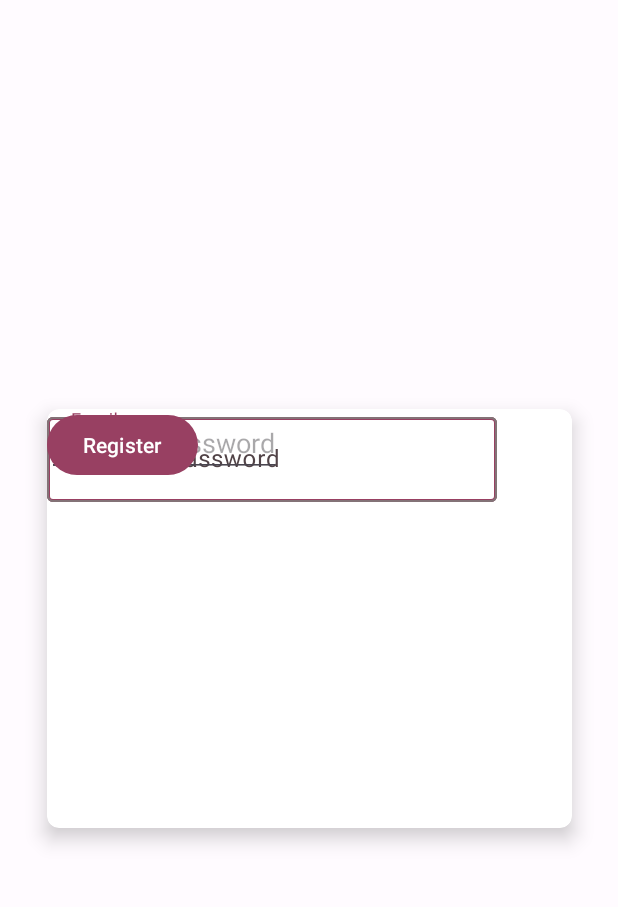
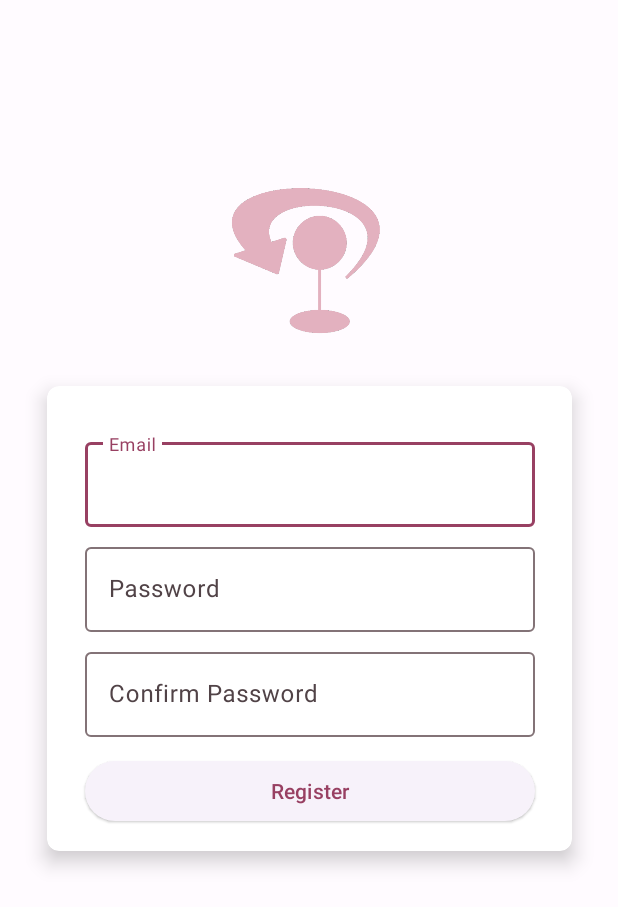
Before and after one commit to CS5520FeinbergFall2023/group-project-group-4, an Android app: the RegisterActivity screen opened directly, with no data from a screen before it, on a phone screen of 412 x 824 dp. Shown: the top 907 px of the screen. Run offline under Robolectric (Android 15) with nearby library versions, the phone set to English and light mode, and no system bars; our stand-ins replace Firebase (no records; nobody signed in at launch, a user with empty details on screens opened directly).

Commit message:
Created updated register page

```diff
--- a/app/src/main/java/edu/northeastern/groupproject_outandabout/ui/login/RegisterActivity.java
+++ b/app/src/main/java/edu/northeastern/groupproject_outandabout/ui/login/RegisterActivity.java
@@ -26,9 +26,10 @@ public class RegisterActivity extends AppCompatActivity {
         // Initialize Firebase Auth
         mAuth = FirebaseAuth.getInstance();
 
-        final EditText editTextEmail = findViewById(R.id.editTextEmail);
-        final EditText editTextPassword = findViewById(R.id.editTextPassword);
-        final EditText editTextConfirmPassword = findViewById(R.id.editTextConfirmPassword);
+        // Updated to TextInputEditText for material 3 design
+        final TextInputEditText editTextEmail = findViewById(R.id.editTextEmail);
+        final TextInputEditText editTextPassword = findViewById(R.id.editTextPassword);
+        final TextInputEditText editTextConfirmPassword = findViewById(R.id.editTextConfirmPassword);
         Button buttonRegister = findViewById(R.id.buttonRegister);
 
         buttonRegister.setOnClickListener(v -> {
--- a/app/src/main/res/layout/activity_main.xml
+++ b/app/src/main/res/layout/activity_main.xml
@@ -20,10 +20,11 @@
         android:id="@+id/btnNewPlan"
         android:layout_width="wrap_content"
         android:layout_height="wrap_content"
+        android:layout_marginTop="284dp"
         android:text="Start New Plan"
-        app:layout_constraintTop_toBottomOf="@+id/welcomeMessage"
         app:layout_constraintEnd_toEndOf="parent"
-        app:layout_constraintStart_toStartOf="parent" />
+        app:layout_constraintStart_toStartOf="parent"
+        app:layout_constraintTop_toBottomOf="@+id/welcomeMessage" />
 
     <Button
         android:id="@+id/apiTestButton"
--- a/app/src/main/res/layout/activity_register.xml
+++ b/app/src/main/res/layout/activity_register.xml
@@ -18,12 +18,19 @@
 
         <androidx.constraintlayout.widget.ConstraintLayout
             android:layout_width="match_parent"
-            android:layout_height="279dp">
+            android:layout_height="wrap_content">
 
             <com.google.android.material.textfield.TextInputLayout
                 android:id="@+id/editTextEmailLayout"
                 android:layout_width="300dp"
-                android:layout_height="wrap_content">
+                android:layout_height="wrap_content"
+                android:layout_marginTop="32dp"
+                android:layout_marginBottom="8dp"
+                app:layout_constraintBottom_toTopOf="@+id/editTextPasswordLayout"
+                app:layout_constraintEnd_toEndOf="parent"
+                app:layout_constraintStart_toStartOf="parent"
+                app:layout_constraintTop_toTopOf="parent">
+
                 <com.google.android.material.textfield.TextInputEditText
                     android:id="@+id/editTextEmail"
                     android:layout_width="match_parent"
@@ -37,63 +44,69 @@
             <com.google.android.material.textfield.TextInputLayout
                 android:id="@+id/editTextPasswordLayout"
                 android:layout_width="300dp"
-            android:layout_height="wrap_content">
+                android:layout_height="wrap_content"
+                android:layout_marginBottom="8dp"
+                app:layout_constraintBottom_toTopOf="@+id/editTextConfirmPasswordLayout"
+                app:layout_constraintEnd_toEndOf="parent"
+                app:layout_constraintStart_toStartOf="parent"
+                app:layout_constraintTop_toBottomOf="@+id/editTextEmailLayout">
+
                 <com.google.android.material.textfield.TextInputEditText
                     android:id="@+id/editTextPassword"
                     android:layout_width="match_parent"
                     android:layout_height="wrap_content"
                     android:autofillHints="@string/password"
                     android:hint="@string/password"
-                android:inputType="textEmailAddress"
+                    android:inputType="textPassword"
                     android:selectAllOnFocus="true" />
             </com.google.android.material.textfield.TextInputLayout>
 
             <com.google.android.material.textfield.TextInputLayout
                 android:id="@+id/editTextConfirmPasswordLayout"
                 android:layout_width="300dp"
-                android:layout_height="wrap_content">
+                android:layout_height="wrap_content"
+                android:layout_marginBottom="8dp"
+                app:layout_constraintBottom_toTopOf="@+id/buttonRegister"
+                app:layout_constraintEnd_toEndOf="parent"
+                app:layout_constraintStart_toStartOf="parent"
+                app:layout_constraintTop_toBottomOf="@+id/editTextPasswordLayout">
+
                 <com.google.android.material.textfield.TextInputEditText
                     android:id="@+id/editTextConfirmPassword"
                     android:layout_width="match_parent"
                     android:layout_height="wrap_content"
                     android:autofillHints="@string/password"
                     android:hint="@string/confirm_password"
-                    android:inputType="textEmailAddress"
+                    android:inputType="textPassword"
                     android:selectAllOnFocus="true" />
             </com.google.android.material.textfield.TextInputLayout>
 
-        <EditText
-            android:id="@+id/editTextEmail"
-            android:layout_width="0dp"
-            android:layout_height="wrap_content"
-            android:layout_marginTop="268dp"
-            android:hint="@string/email"
-            android:inputType="textEmailAddress"/>
-
-        <EditText
-            android:id="@+id/editTextPassword"
-            android:layout_width="0dp"
-            android:layout_height="wrap_content"
-            android:hint="@string/password"
-            android:inputType="textPassword" />
-
-        <EditText
-            android:id="@+id/editTextConfirmPassword"
-            android:layout_width="0dp"
-            android:layout_height="wrap_content"
-            android:hint="@string/confirm_password"
-            android:inputType="textPassword" />
-
             <Button
                 android:id="@+id/buttonRegister"
-                android:layout_width="wrap_content"
+                style="@style/Widget.Material3.Button.ElevatedButton"
+                android:layout_width="300dp"
                 android:layout_height="wrap_content"
+                android:layout_marginTop="4dp"
+                android:layout_marginBottom="16dp"
                 android:text="@string/register"
-                tools:layout_editor_absoluteX="123dp"
-                tools:layout_editor_absoluteY="210dp" />
+                app:layout_constraintBottom_toBottomOf="parent"
+                app:layout_constraintEnd_toEndOf="parent"
+                app:layout_constraintHorizontal_bias="0.502"
+                app:layout_constraintStart_toStartOf="parent"
+                app:layout_constraintTop_toBottomOf="@+id/editTextConfirmPasswordLayout" />
 
 
         </androidx.constraintlayout.widget.ConstraintLayout>
     </androidx.cardview.widget.CardView>
 
+    <ImageView
+        android:id="@+id/imageView2"
+        android:layout_width="145dp"
+        android:layout_height="124dp"
+        android:layout_marginBottom="24dp"
+        app:layout_constraintBottom_toTopOf="@+id/cardView"
+        app:layout_constraintEnd_toEndOf="parent"
+        app:layout_constraintStart_toStartOf="parent"
+        app:srcCompat="@drawable/out_and_about_logo_full" />
+
 </androidx.constraintlayout.widget.ConstraintLayout>
```
Lines whose indentation alone changed are shown as unchanged.
